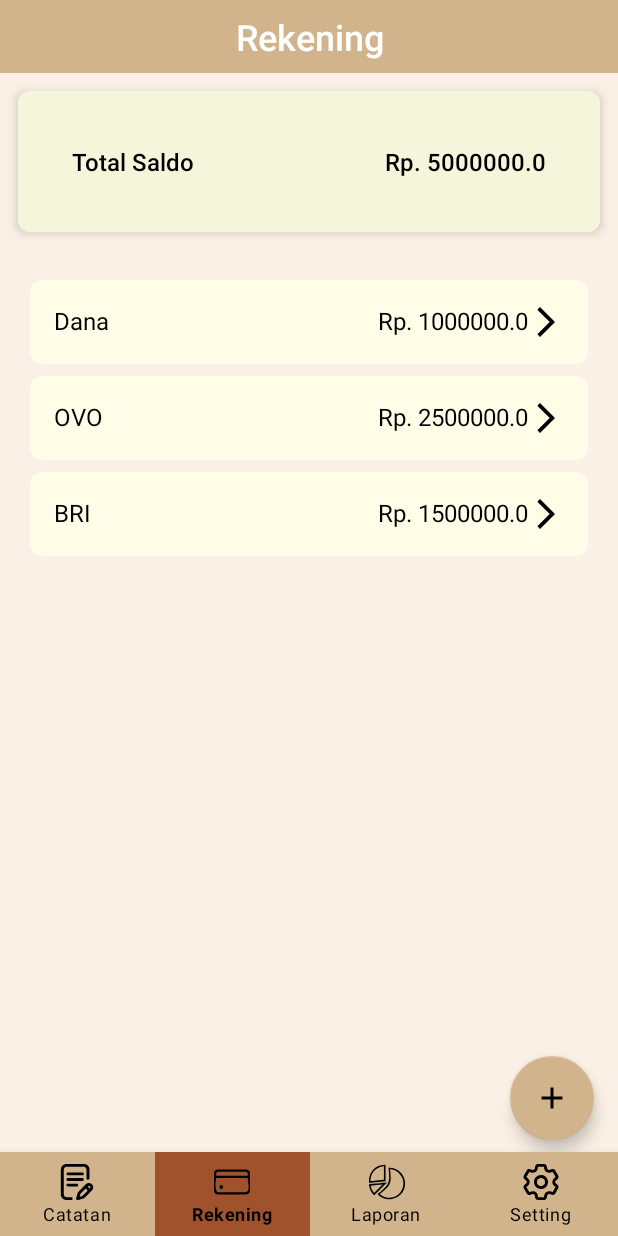
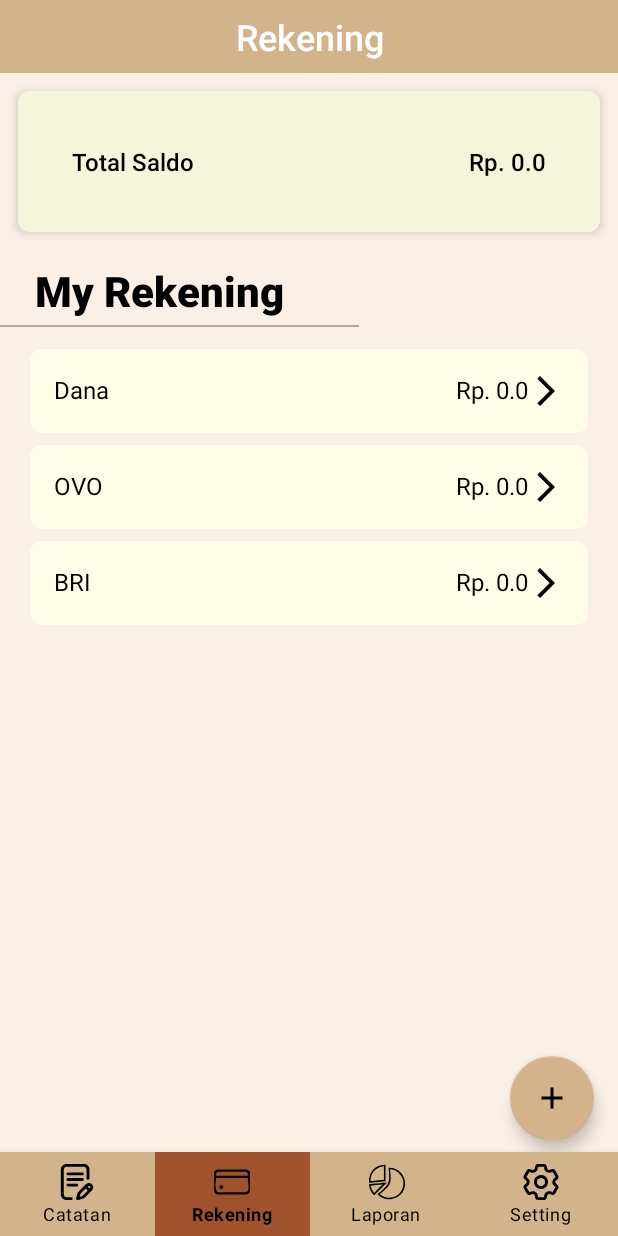
Before and after one commit to MhmdFahreza/ReNote, an Android app: the RekeningFragment screen opened through its navigation route, on a phone screen of 412 x 824 dp. Run offline under Robolectric (Android 15) with nearby library versions, the phone set to English and light mode, and no system bars; our stand-ins replace navigation-ui.

Commit message:
fitur add rekening updated

```diff
--- a/app/src/main/java/com/piggybank/renote/ui/rekening/RekeningFragment.kt
+++ b/app/src/main/java/com/piggybank/renote/ui/rekening/RekeningFragment.kt
@@ -16,13 +16,13 @@ class RekeningFragment : Fragment() {
     private var _binding: FragmentRekeningBinding? = null
     private val binding get() = _binding!!
 
+    private lateinit var rekeningViewModel: RekeningViewModel
+
     override fun onCreateView(
-        inflater: LayoutInflater,
-        container: ViewGroup?,
+        inflater: LayoutInflater, container: ViewGroup?,
         savedInstanceState: Bundle?
-    ): View {
-        val rekeningViewModel =
-            ViewModelProvider(this).get(RekeningViewModel::class.java)
+    ): View? {
+        rekeningViewModel = ViewModelProvider(requireActivity()).get(RekeningViewModel::class.java)
 
         _binding = FragmentRekeningBinding.inflate(inflater, container, false)
         val root: View = binding.root
@@ -32,7 +32,7 @@ class RekeningFragment : Fragment() {
         }
 
         rekeningViewModel.rekeningList.observe(viewLifecycleOwner) { rekeningList ->
-            val adapter = RekeningAdapter(rekeningList) { _ ->
+            val adapter = RekeningAdapter(rekeningList) { rekening ->
                 findNavController().navigate(R.id.action_rekeningFragment_to_editRekening)
             }
             binding.rekeningList.layoutManager = LinearLayoutManager(requireContext())
--- a/app/src/main/java/com/piggybank/renote/ui/rekening/RekeningViewModel.kt
+++ b/app/src/main/java/com/piggybank/renote/ui/rekening/RekeningViewModel.kt
@@ -8,9 +8,9 @@ class RekeningViewModel : ViewModel() {
 
     private val _rekeningList = MutableLiveData<List<Rekening>>().apply {
         value = listOf(
-            Rekening("Dana", 1000000.0),
-            Rekening("OVO", 2500000.0),
-            Rekening("BRI", 1500000.0)
+            Rekening("Dana", 0.0),
+            Rekening("OVO", 0.0),
+            Rekening("BRI", 0.0)
         )
     }
     val rekeningList: LiveData<List<Rekening>> = _rekeningList
@@ -19,4 +19,17 @@ class RekeningViewModel : ViewModel() {
         value = _rekeningList.value?.sumOf { it.balance } ?: 0.0
     }
     val totalSaldo: LiveData<Double> = _totalSaldo
+
+    // Fungsi untuk menambah rekening baru
+    fun addRekening(rekening: Rekening) {
+        val updatedList = _rekeningList.value?.toMutableList() ?: mutableListOf()
+        updatedList.add(rekening)
+        _rekeningList.value = updatedList
+        updateTotalSaldo()
+    }
+
+    // Fungsi untuk mengupdate total saldo
+    private fun updateTotalSaldo() {
+        _totalSaldo.value = _rekeningList.value?.sumOf { it.balance } ?: 0.0
+    }
 }
--- a/app/src/main/res/layout/fragment_rekening.xml
+++ b/app/src/main/res/layout/fragment_rekening.xml
@@ -1,4 +1,3 @@
-<?xml version="1.0" encoding="utf-8"?>
 <androidx.constraintlayout.widget.ConstraintLayout xmlns:android="http://schemas.android.com/apk/res/android"
     xmlns:app="http://schemas.android.com/apk/res-auto"
     xmlns:tools="http://schemas.android.com/tools"
@@ -33,7 +32,7 @@
         app:layout_constraintEnd_toEndOf="parent"
         app:layout_constraintStart_toStartOf="parent"
         app:layout_constraintTop_toBottomOf="@id/title_label"
-        app:layout_constraintBottom_toTopOf="@id/rekening_list"
+        app:layout_constraintBottom_toTopOf="@id/my_rekening_title"
         tools:layout_editor_absoluteY="88dp">
 
         <LinearLayout
@@ -70,6 +69,32 @@
 
     </androidx.cardview.widget.CardView>
 
+    <TextView
+        android:id="@+id/my_rekening_title"
+        android:layout_width="wrap_content"
+        android:layout_height="wrap_content"
+        android:layout_marginTop="20dp"
+        android:fontFamily="sans-serif-medium"
+        android:gravity="start"
+        android:text="@string/my_rekening"
+        android:textColor="@android:color/black"
+        android:textSize="28sp"
+        android:textStyle="bold"
+        app:layout_constraintEnd_toEndOf="parent"
+        app:layout_constraintHorizontal_bias="0.095"
+        app:layout_constraintStart_toStartOf="parent"
+        app:layout_constraintTop_toBottomOf="@id/saldo_card_container" />
+
+    <View
+        android:layout_width="wrap_content"
+        android:layout_height="1dp"
+        android:layout_marginTop="4dp"
+        android:background="@android:color/darker_gray"
+        app:layout_constraintEnd_toEndOf="@id/my_rekening_title"
+        app:layout_constraintHorizontal_bias="0.798"
+        app:layout_constraintStart_toStartOf="@id/my_rekening_title"
+        app:layout_constraintTop_toBottomOf="@id/my_rekening_title" />
+
     <androidx.recyclerview.widget.RecyclerView
         android:id="@+id/rekening_list"
         android:layout_width="match_parent"
@@ -78,7 +103,7 @@
         app:layout_constraintBottom_toBottomOf="parent"
         app:layout_constraintEnd_toEndOf="parent"
         app:layout_constraintStart_toStartOf="parent"
-        app:layout_constraintTop_toBottomOf="@id/saldo_card_container"
+        app:layout_constraintTop_toBottomOf="@id/my_rekening_title"
         tools:listitem="@layout/item_rekening" />
 
     <View
@@ -100,5 +125,4 @@
         app:layout_constraintBottom_toTopOf="@id/bottom_spacers"
         app:layout_constraintEnd_toEndOf="parent" />
 
-
 </androidx.constraintlayout.widget.ConstraintLayout>
--- a/app/src/main/res/values/strings.xml
+++ b/app/src/main/res/values/strings.xml
@@ -46,4 +46,5 @@
     <string name="pengeluaran_text">Pengeluaran\n Rp %1$s</string>
     <string name="positive_saldo_text">Total\n Rp %1$s</string>
     <string name="negative_saldo_text">Total\n Rp %1$s</string>
+    <string name="my_rekening">My Rekening</string>
 </resources>
```
Also changed, not shown: app/src/main/java/com/piggybank/renote/ui/rekening/TambahRekening.kt (+30 -0 lines).
